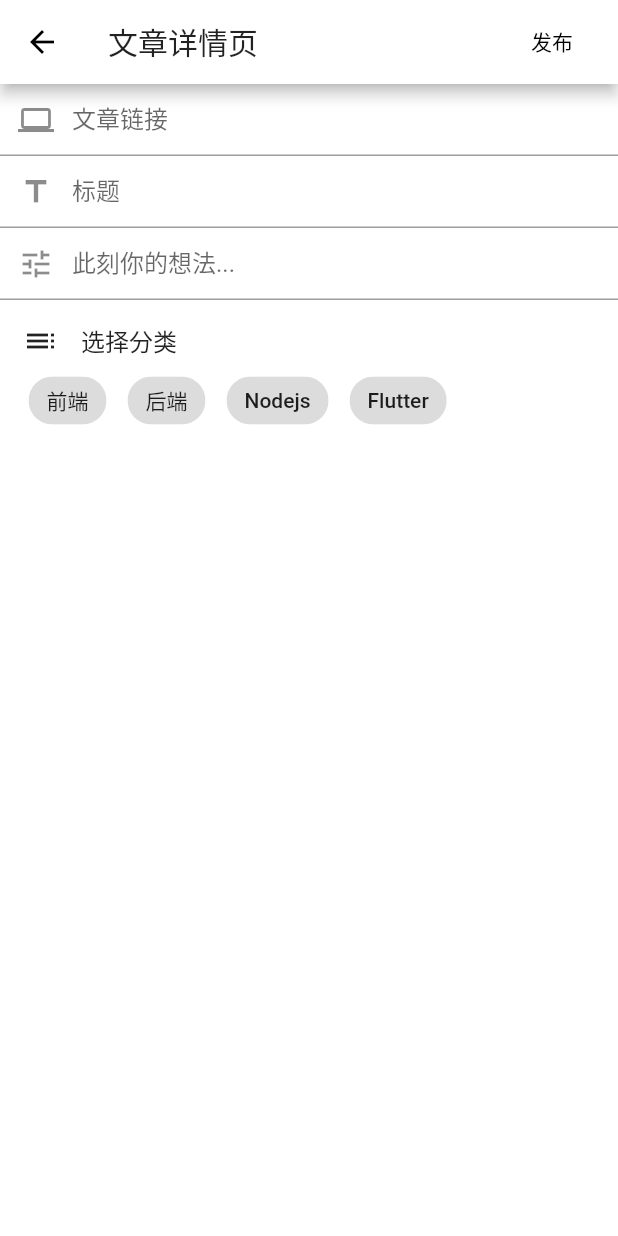
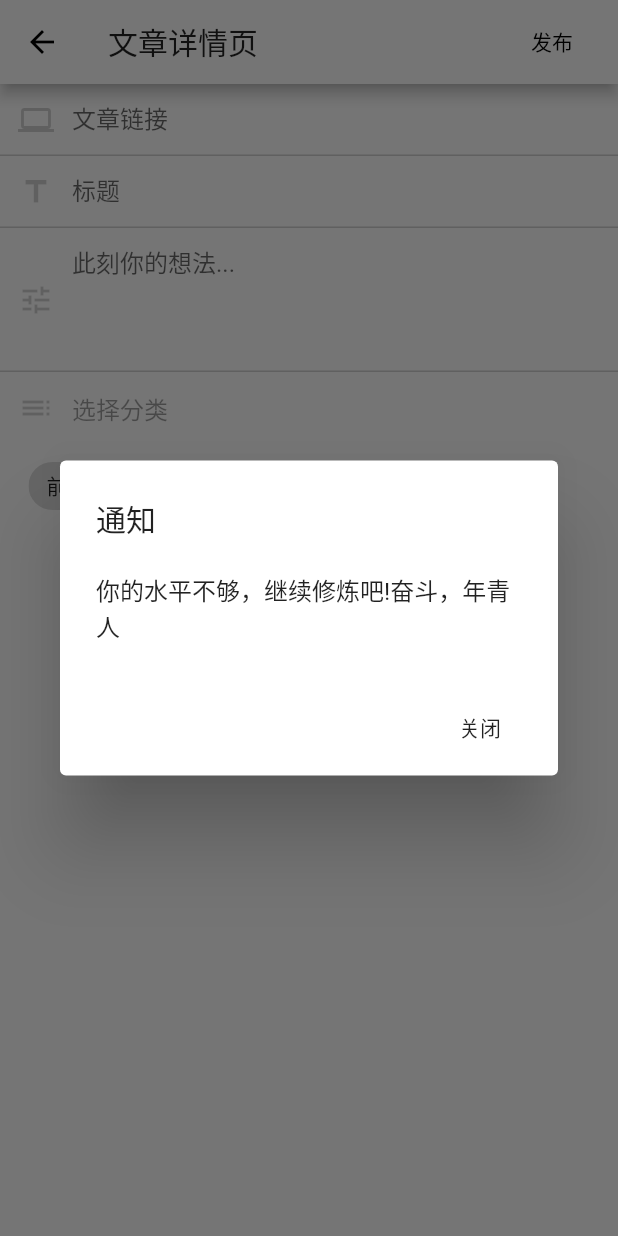
Before and after one commit to zyyrabbit/flutter, a Flutter app: the SharePage screen opened directly, after a tap on "发布", on a phone screen of 412 x 824 dp. Run offline on Flutter 3.47's test engine with Material 2 defaults, Android fonts, the phone set to English and light mode, and no system bars; our stand-ins replace event_bus, fluro; missing offline and left inert: flutter_webview_plugin; statements that could not run were skipped.

Commit message:
fix: 基本完成功能

```diff
--- /dev/null
+++ b/lib/bean/searchResult.dart
@@ -0,0 +1,6 @@
+class SearchResult {
+  String title;
+  String url;
+
+  SearchResult({this.title, this.url});
+}
--- a/lib/http/api.dart
+++ b/lib/http/api.dart
@@ -1,31 +1,35 @@
 import './request.dart';
-import 'package:peanut/bean/ArticleEntity.dart';
-
-/*
-class API {
-  static const BASE_URL = 'https://api.douban.com';
-
-  /// TOP250
-  static const String TOP_250 = '/v2/movie/top250';
-
-  var _request = HttpRequest(API.BASE_URL);
-
-  Future<List<Subject>> top({count = 50}) async {
-    final Map result = await _request.get(TOP_250 + '?start=0&count=$count&apikey=0b2bdeda43b5688921839c8ecb20399b');
-    var resultList = result['subjects'];
-    return resultList.map<Subject>((item) => Subject.fromMap(item)).toList();
-  }
-} */
-
+import 'package:html/parser.dart' show parse;
+import 'package:peanut/bean/searchResult.dart';
+import 'package:http/http.dart' as http;
 
 class API {
   static const BASE_URL = 'https://fluttergo.pub:9527/juejin.im/v1/get_tag_entry';
 
-  var _request = HttpRequest(API.BASE_URL);
+  var _request = HttpRequest(BASE_URL);
 
-  Future<dynamic> top({ page = 1, pageSize = 10 }) async {
-    dynamic params = '?src=web&tagId=5a96291f6fb9a0535b535438&sort=rankIndex&$page&$pageSize';
-    final Map result = await _request.get(BASE_URL + params);
+  Future<dynamic> top({ page = 1, pageSize = 50 }) async {
+    dynamic params = '?src=web&tagId=5a96291f6fb9a0535b535438&sort=rankIndex&page=$page&pageSize=$pageSize';
+    final Map result = await _request.get(params);
     return result;
   }
+
+  Future<List<SearchResult>> suggestion(String query) async {
+    var response = await http.get('https://www.so.com/s?ie=utf-8&q=$query flutter');
+    var document = parse(response.body);
+    var elements = document.querySelectorAll('.res-title a');
+    List<SearchResult> res = [];
+    elements.forEach((f) {
+      res.add(
+        SearchResult(
+          title: f.text,
+          url: f.attributes['data-url'] ?? f.attributes['href'],
+        ),
+      );
+    });
+    return Future.delayed(Duration(seconds: 2), () {
+      return res;
+    });
+    //return suggestion;
+  }
 }
--- a/lib/pages/sharePage.dart
+++ b/lib/pages/sharePage.dart
@@ -23,7 +23,7 @@ class _SharePageState extends State<SharePage> {
     const ActorFilterEntry('Flutter', 3),
   ];
   List<String> _filters = <String>[];
-  Map<String, String> formData = {
+  Map<String, String> _formData = {
     'link': '',
     'title': '',
     'content': ''
@@ -44,6 +44,7 @@ class _SharePageState extends State<SharePage> {
           textColor: Colors.black,
           child: Text('发布'),
           onPressed: () {
+            _neverSatisfied();
             if (_formKey.currentState.validate()) {
               _formKey.currentState.save();
             }
@@ -56,44 +57,101 @@ class _SharePageState extends State<SharePage> {
           key: _formKey,
           child: Column(
             crossAxisAlignment: CrossAxisAlignment.start,
-            children: createFilelds()
+            children: _createFields()
           ),
         ),
       )
     );
   }
 
-  createFilelds() {
+  Future<void> _neverSatisfied() async {
+    return showDialog<void>(
+      context: context,
+      barrierDismissible: false, // user must tap button!
+      builder: (BuildContext context) {
+        return AlertDialog(
+          title: Text('通知'),
+          content: SingleChildScrollView(
+            child: ListBody(
+              children: <Widget>[
+                Text('你的水平不够，继续修炼吧!奋斗，年青人'),
+              ],
+            ),
+          ),
+          actions: <Widget>[
+            FlatButton(
+              child: Text('关闭'),
+              onPressed: () {
+                Navigator.of(context).pop();
+              },
+            ),
+          ],
+        );
+      },
+    );
+}
+
+  _createFields() {
     return <Widget>[
       TextFormField(
         decoration: const InputDecoration(
-          prefixIcon: Icon(Icons.laptop),
+          prefixIcon: Icon(
+            Icons.laptop,
+            color: Color.fromARGB(60, 60, 60, 60) /// 一定要设置，否者输入时候图标会消失
+          ),
           hintText: '文章链接',
           contentPadding: EdgeInsets.all(10.0),
+          focusedBorder: UnderlineInputBorder(
+            borderSide: BorderSide(color: Colors.blue, width: 1)
+          ),
+          enabledBorder: UnderlineInputBorder(
+            borderSide: BorderSide(color: Color.fromARGB(60, 60, 60, 60), width: 1)
+          ),
         ),
         onSaved: (val) {
-          formData['link'] = val;
+          _formData['link'] = val;
         },
       ),
       TextFormField(
         decoration: const InputDecoration(
-          prefixIcon: Icon(Icons.title),
+          prefixIcon: Icon(Icons.title, color: Color.fromARGB(60, 60, 60, 60) ),
           hintText: '标题',
           contentPadding: EdgeInsets.all(10.0),
+          focusedBorder: UnderlineInputBorder(
+            borderSide: BorderSide(color: Colors.blue, width: 1)
+          ),
+          enabledBorder: UnderlineInputBorder(
+            borderSide: BorderSide(color: Color.fromARGB(60, 60, 60, 60), width: 1)
+          ),
         ),
         onSaved: (val) {
-          formData['title'] = val;
+          _formData['title'] = val;
         },
       ),
       TextFormField(
+        maxLines: 4,
         decoration: const InputDecoration(
-          prefixIcon: Icon(Icons.tune),
+          prefixIcon: Icon(Icons.tune, color: Color.fromARGB(60, 60, 60, 60) ),
           hintText: '此刻你的想法...',
           contentPadding: EdgeInsets.all(10.0),
+          focusedBorder: UnderlineInputBorder(
+            borderSide: BorderSide(color: Colors.blue, width: 1)
+          ),
+          enabledBorder: UnderlineInputBorder(
+            borderSide: BorderSide(color: Color.fromARGB(60, 60, 60, 60), width: 1)
+          ),
         ),
         onSaved: (val) {
-          formData['content'] = val;
+          _formData['content'] = val;
         },
+      ),
+      TextFormField(
+        enabled: false,
+        decoration: const InputDecoration(
+          prefixIcon: Icon(Icons.toc, color: Color.fromARGB(60, 60, 60, 60) ),
+          hintText: '选择分类',
+          border: InputBorder.none
+        )
       ),
       labelsWidgets()
     ];
@@ -101,18 +159,10 @@ class _SharePageState extends State<SharePage> {
 
   labelsWidgets() {
     return new Container(
-        padding: const EdgeInsets.all(15.0),
+        padding: const EdgeInsets.only(right: 15.0, left: 15.0),
         child:  Column(
           crossAxisAlignment: CrossAxisAlignment.start,
           children: <Widget>[
-            Row(children: <Widget>[
-              Padding(
-                padding: const EdgeInsets.only(right: 15.0),
-                child: const Icon(Icons.toc),
-              ),
-              Text('选择分类', style: const TextStyle(fontSize: 16.0)),
-              ]
-            ),
             Wrap(
               spacing: 6.0, // gap between adjacent chips
               runSpacing: 0, // gap between lines
--- a/pubspec.yaml
+++ b/pubspec.yaml
@@ -27,6 +27,7 @@ dependencies:
   event_bus: ^1.0.1
   fluro: ^1.3.4
   flutter_webview_plugin: ^0.3.5
+  html: ^0.14.0+2
 
 dev_dependencies:
   flutter_test:
```
Also changed, not shown: lib/bean/subjectEntity.dart (deleted, +0 -107 lines), lib/components/listRefresh.dart (+10 -9 lines), lib/components/searchInput.dart (+43 -51 lines), lib/pages/home/homePage.dart (+16 -11 lines), pubspec.lock, 1 other file.
